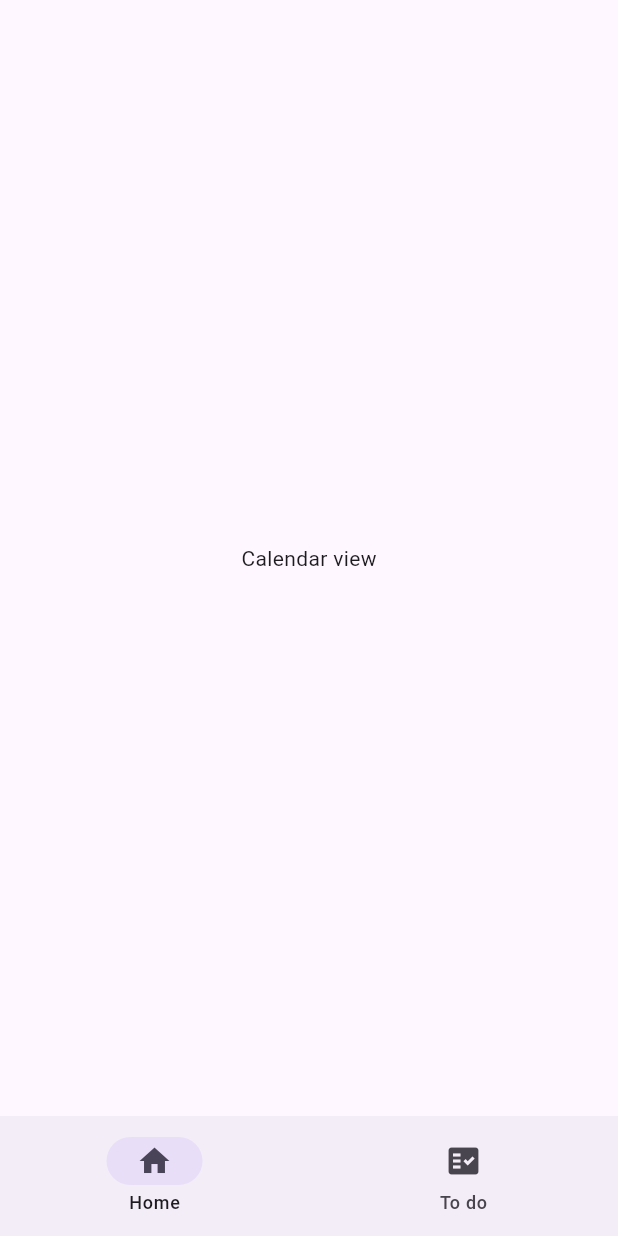
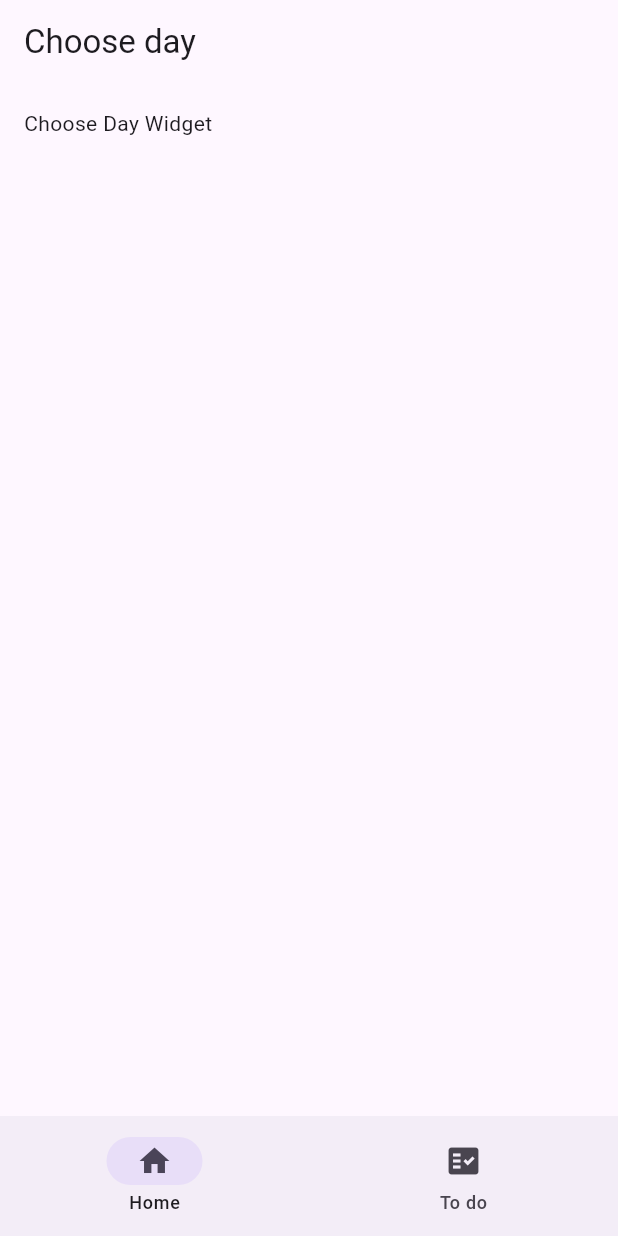
Before and after one commit to 24bartixx/whenly-planner, a Flutter app: the screen it shows after launch, on a phone screen of 412 x 824 dp. Run offline on Flutter 3.47's test engine with Material 3 defaults, Android fonts, the phone set to English and light mode, and no system bars; our stand-ins replace go_router.

Commit message:
feat: internalization

````diff
--- /dev/null
+++ b/l10n.yaml
@@ -0,0 +1,3 @@
+arb-dir: lib/l10n
+template-arb-file: app_en.arb
+output-localization-file: app_localizations.dart
--- a/lib/features/home/home_view.dart
+++ b/lib/features/home/home_view.dart
@@ -1,10 +1,28 @@
 import 'package:flutter/material.dart';
+import 'package:whenly_planner/features/home/widgets/sliver_choose_day.dart';
+import 'package:whenly_planner/l10n/app_localizations.dart';
 
 class HomeView extends StatelessWidget {
-  const HomeView({super.key});
+  HomeView({super.key});
+
+  final mockTasks = [
+    {"title": "Task 1"},
+    {"title": "Task 2"},
+    {"title": "Task 3"},
+  ];
 
   @override
   Widget build(BuildContext context) {
-    return Scaffold(body: Center(child: Text("Calendar view")));
+    return Scaffold(
+      body: CustomScrollView(
+        slivers: [
+          SliverAppBar(
+            title: Text(AppLocalizations.of(context)!.choose_day),
+            floating: true,
+          ),
+          SliverChooseDay(),
+        ],
+      ),
+    );
   }
 }
--- /dev/null
+++ b/lib/features/home/widgets/sliver_choose_day.dart
@@ -0,0 +1,12 @@
+import 'package:flutter/material.dart';
+
+class SliverChooseDay extends StatelessWidget {
+  const SliverChooseDay({super.key});
+
+  @override
+  Widget build(BuildContext context) {
+    return SliverPadding(padding: EdgeInsets.all(16.0), sliver: SliverToBoxAdapter(
+      child: Text("Choose Day Widget"),
+    ));
+  }
+}
--- /dev/null
+++ b/lib/l10n/app_en.arb
@@ -0,0 +1,6 @@
+{
+  "choose_day": "Choose day",
+  "@choose_day": {
+    "description": "Short title shown at the top of the day-picker"
+  }
+}
--- /dev/null
+++ b/lib/l10n/app_localizations.dart
@@ -0,0 +1,134 @@
+import 'dart:async';
+
+import 'package:flutter/foundation.dart';
+import 'package:flutter/widgets.dart';
+import 'package:flutter_localizations/flutter_localizations.dart';
+import 'package:intl/intl.dart' as intl;
+
+import 'app_localizations_en.dart';
+
+// ignore_for_file: type=lint
+
+/// Callers can lookup localized strings with an instance of AppLocalizations
+/// returned by `AppLocalizations.of(context)`.
+///
+/// Applications need to include `AppLocalizations.delegate()` in their app's
+/// `localizationDelegates` list, and the locales they support in the app's
+/// `supportedLocales` list. For example:
+///
+/// ```dart
+/// import 'l10n/app_localizations.dart';
+///
+/// return MaterialApp(
+///   localizationsDelegates: AppLocalizations.localizationsDelegates,
+///   supportedLocales: AppLocalizations.supportedLocales,
+///   home: MyApplicationHome(),
+/// );
+/// ```
+///
+/// ## Update pubspec.yaml
+///
+/// Please make sure to update your pubspec.yaml to include the following
+/// packages:
+///
+/// ```yaml
+/// dependencies:
+///   # Internationalization support.
+///   flutter_localizations:
+///     sdk: flutter
+///   intl: any # Use the pinned version from flutter_localizations
+///
+///   # Rest of dependencies
+/// ```
+///
+/// ## iOS Applications
+///
+/// iOS applications define key application metadata, including supported
+/// locales, in an Info.plist file that is built into the application bundle.
+/// To configure the locales supported by your app, you’ll need to edit this
+/// file.
+///
+/// First, open your project’s ios/Runner.xcworkspace Xcode workspace file.
+/// Then, in the Project Navigator, open the Info.plist file under the Runner
+/// project’s Runner folder.
+///
+/// Next, select the Information Property List item, select Add Item from the
+/// Editor menu, then select Localizations from the pop-up menu.
+///
+/// Select and expand the newly-created Localizations item then, for each
+/// locale your application supports, add a new item and select the locale
+/// you wish to add from the pop-up menu in the Value field. This list should
+/// be consistent with the languages listed in the AppLocalizations.supportedLocales
+/// property.
+abstract class AppLocalizations {
+  AppLocalizations(String locale)
+    : localeName = intl.Intl.canonicalizedLocale(locale.toString());
+
+  final String localeName;
+
+  static AppLocalizations? of(BuildContext context) {
+    return Localizations.of<AppLocalizations>(context, AppLocalizations);
+  }
+
+  static const LocalizationsDelegate<AppLocalizations> delegate =
+      _AppLocalizationsDelegate();
+
+  /// A list of this localizations delegate along with the default localizations
+  /// delegates.
+  ///
+  /// Returns a list of localizations delegates containing this delegate along with
+  /// GlobalMaterialLocalizations.delegate, GlobalCupertinoLocalizations.delegate,
+  /// and GlobalWidgetsLocalizations.delegate.
+  ///
+  /// Additional delegates can be added by appending to this list in
+  /// MaterialApp. This list does not have to be used at all if a custom list
+  /// of delegates is preferred or required.
+  static const List<LocalizationsDelegate<dynamic>> localizationsDelegates =
+      <LocalizationsDelegate<dynamic>>[
+        delegate,
+        GlobalMaterialLocalizations.delegate,
+        GlobalCupertinoLocalizations.delegate,
+        GlobalWidgetsLocalizations.delegate,
+      ];
+
+  /// A list of this localizations delegate's supported locales.
+  static const List<Locale> supportedLocales = <Locale>[Locale('en')];
+
+  /// Short title shown at the top of the day-picker
+  ///
+  /// In en, this message translates to:
+  /// **'Choose day'**
+  String get choose_day;
+}
+
+class _AppLocalizationsDelegate
+    extends LocalizationsDelegate<AppLocalizations> {
+  const _AppLocalizationsDelegate();
+
+  @override
+  Future<AppLocalizations> load(Locale locale) {
+    return SynchronousFuture<AppLocalizations>(lookupAppLocalizations(locale));
+  }
+
+  @override
+  bool isSupported(Locale locale) =>
+      <String>['en'].contains(locale.languageCode);
+
+  @override
+  bool shouldReload(_AppLocalizationsDelegate old) => false;
+}
+
+AppLocalizations lookupAppLocalizations(Locale locale) {
+  // Lookup logic when only language code is specified.
+  switch (locale.languageCode) {
+    case 'en':
+      return AppLocalizationsEn();
+  }
+
+  throw FlutterError(
+    'AppLocalizations.delegate failed to load unsupported locale "$locale". This is likely '
+    'an issue with the localizations generation tool. Please file an issue '
+    'on GitHub with a reproducible sample app and the gen-l10n configuration '
+    'that was used.',
+  );
+}
--- /dev/null
+++ b/lib/l10n/app_localizations_en.dart
@@ -0,0 +1,13 @@
+// ignore: unused_import
+import 'package:intl/intl.dart' as intl;
+import 'app_localizations.dart';
+
+// ignore_for_file: type=lint
+
+/// The translations for English (`en`).
+class AppLocalizationsEn extends AppLocalizations {
+  AppLocalizationsEn([String locale = 'en']) : super(locale);
+
+  @override
+  String get choose_day => 'Choose day';
+}
--- a/lib/main.dart
+++ b/lib/main.dart
@@ -1,5 +1,7 @@
 import 'package:flutter/material.dart';
 import 'package:whenly_planner/features/navigation/router.dart';
+import 'package:flutter_localizations/flutter_localizations.dart';
+import 'package:whenly_planner/l10n/app_localizations.dart';
 
 void main() {
   runApp(const MyApp());
@@ -10,6 +12,15 @@ class MyApp extends StatelessWidget {
 
   @override
   Widget build(BuildContext context) {
-    return MaterialApp.router(routerConfig: router);
+    return MaterialApp.router(
+      routerConfig: router,
+      localizationsDelegates: [
+        AppLocalizations.delegate,
+        GlobalMaterialLocalizations.delegate,
+        GlobalWidgetsLocalizations.delegate,
+        GlobalCupertinoLocalizations.delegate,
+      ],
+      supportedLocales: [Locale("en")],
+    );
   }
 }
--- a/pubspec.yaml
+++ b/pubspec.yaml
@@ -33,6 +33,11 @@ dependencies:
 
   cupertino_icons: ^1.0.8
 
+  # translations
+  flutter_localizations:
+    sdk: flutter
+  intl: ^0.20.2
+
   # Navigation
   go_router: ^16.2.4
 
@@ -56,6 +61,7 @@ flutter:
   # included with your application, so that you can use the icons in
   # the material Icons class.
   uses-material-design: true
+  generate: true
 
   # To add assets to your application, add an assets section, like this:
   # assets:
````
Also changed, not shown: pubspec.lock, 6 other files.
